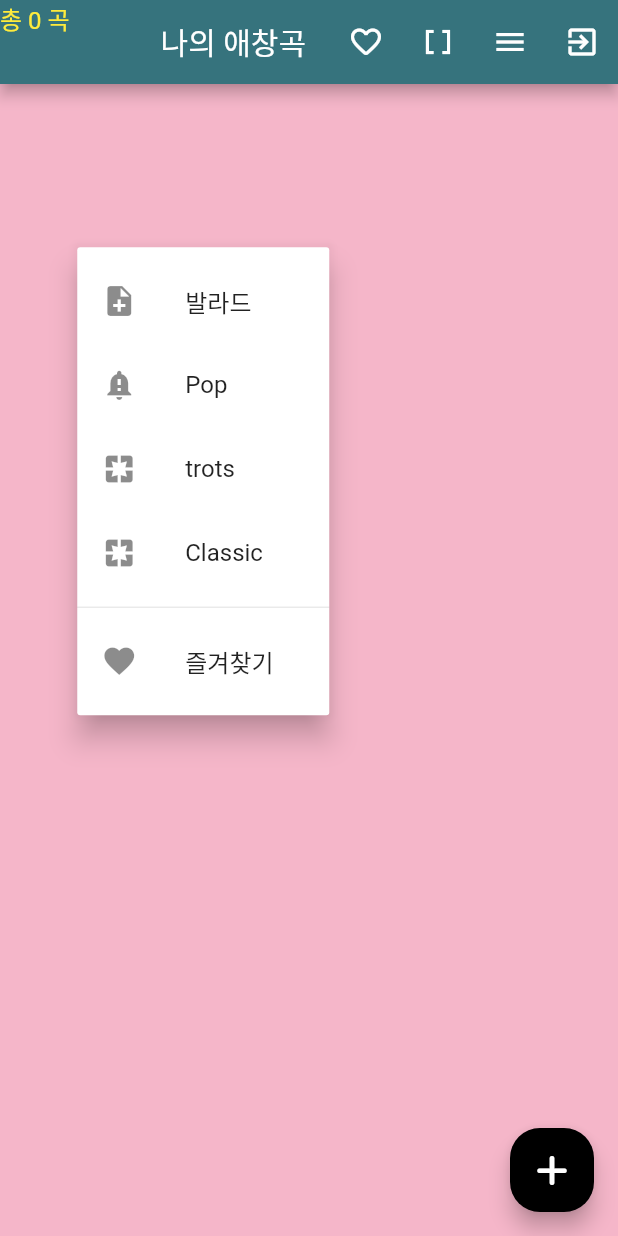
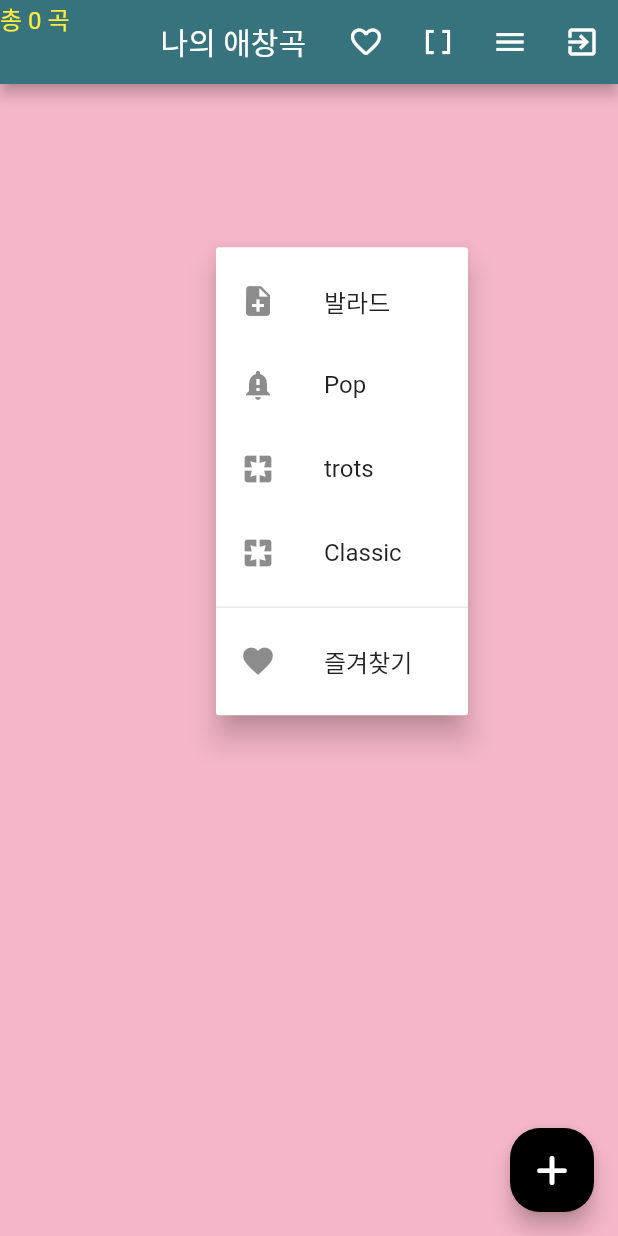
Before and after one commit to poseidonKey/my-karaoke-fb-2022-07-12, a Flutter app: the AllNotes screen opened directly, after a tap on the "menu" icon, on a phone screen of 412 x 824 dp. Run offline on Flutter 3.47's test engine with Material 2 defaults, Android fonts, the phone set to English and light mode, and no system bars; our stand-ins replace cloud_firestore, equatable, firebase_auth, firebase_core, font_awesome_flutter, get and 2 more; accounts and stored records are empty.

Commit message:
불러오기 1일 할당량문제로 임시 스톱..

```diff
--- a/lib/todoTest/Screens/all_notes.dart
+++ b/lib/todoTest/Screens/all_notes.dart
@@ -26,7 +26,7 @@ class AllNotes extends StatelessWidget {
         init: ToDoController(),
         initState: (_) {},
         builder: (todo) {
-          todo.getData();
+          // todo.getData();
           return Scaffold(
             backgroundColor: const Color.fromRGBO(245, 182, 201, 1),
             appBar: AppBar(
@@ -213,8 +213,11 @@ class AllNotes extends StatelessWidget {
   void _showPopupMenu(BuildContext context) async {
     String? selected = await showMenu<String>(
         context: context,
-        position: RelativeRect.fromLTRB(MediaQuery.of(context).size.width / 8,
-            MediaQuery.of(context).size.height / 5, 100, 100),
+        position: RelativeRect.fromLTRB(
+            MediaQuery.of(context).size.width / 2 + 50,
+            MediaQuery.of(context).size.height / 5,
+            100,
+            100),
         items: <PopupMenuEntry<String>>[
           const PopupMenuItem(
             value: '발라드',
```
